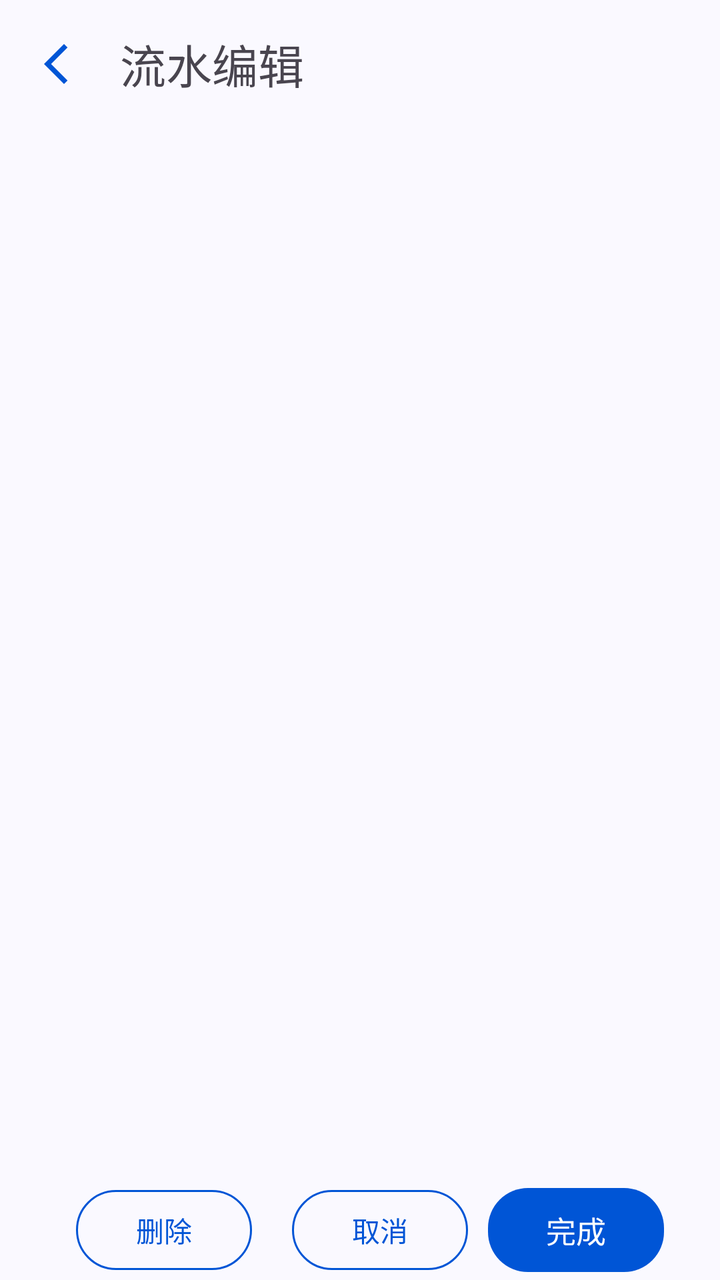
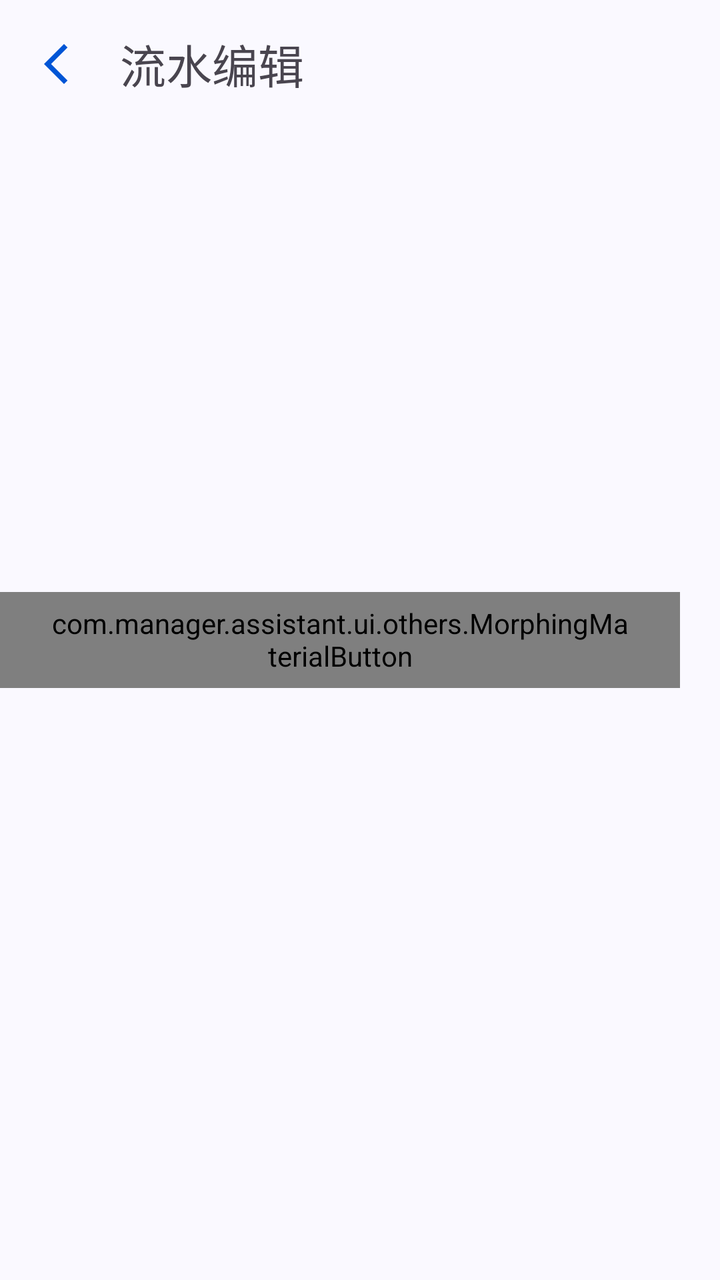

Before-and-after screenshots of an Android layout around one commit, followed by the original layout XML and the change that was made.
<!-- AndroidManifest.xml: application theme Theme.ManagerAssistant.Static -->
<!-- res/layout/activity_running_account_modify.xml -->
<?xml version="1.0" encoding="utf-8"?>
<androidx.constraintlayout.widget.ConstraintLayout xmlns:android="http://schemas.android.com/apk/res/android"
    xmlns:app="http://schemas.android.com/apk/res-auto"
    xmlns:tools="http://schemas.android.com/tools"
    android:id="@+id/main"
    style="@style/CommonPageStyle"
    android:layout_width="match_parent"
    android:layout_height="match_parent"
    tools:context=".ui.pages.bookkeeping.running_account.RunningAccountModifyActivity">

    <com.google.android.material.appbar.MaterialToolbar
        android:id="@+id/toolbar"
        style="@style/ToolBarStyle"
        android:layout_width="match_parent"
        android:layout_height="?attr/actionBarSize"
        app:layout_constraintEnd_toEndOf="parent"
        app:layout_constraintStart_toStartOf="parent"
        app:layout_constraintTop_toTopOf="parent"
        app:navigationIcon="@drawable/baseline_arrow_back_ios_new_24"
        app:title="流水编辑">

    </com.google.android.material.appbar.MaterialToolbar>

    <FrameLayout
        android:id="@+id/running_account_edit_fragment_container"
        android:layout_width="match_parent"
        android:layout_height="0dp"
        app:layout_constraintBottom_toTopOf="@+id/btn_card_view"
        app:layout_constraintTop_toBottomOf="@+id/toolbar" />

    <com.google.android.material.card.MaterialCardView
        android:id="@+id/btn_card_view"
        style="@style/BottomRightAngleCardStyle"
        android:layout_width="match_parent"
        android:layout_height="wrap_content"
        app:layout_constraintBottom_toBottomOf="parent">

        <LinearLayout
            android:layout_width="match_parent"
            android:layout_height="match_parent"
            android:gravity="center"
            android:orientation="horizontal">

            <com.google.android.material.button.MaterialButton
                android:id="@+id/delete_btn"
                style="@style/OutlinedBtnStyle"
                android:layout_width="wrap_content"
                android:layout_height="wrap_content"
                android:text="@string/delete" />

            <com.google.android.material.button.MaterialButton
                android:id="@+id/cancel_btn"
                style="@style/OutlinedBtnStyle"
                android:layout_width="wrap_content"
                android:layout_height="wrap_content"
                android:text="@string/cancel" />

            <com.google.android.material.button.MaterialButton
                android:id="@+id/finish_btn"
                style="@style/CommonBtnStyle"
                android:layout_width="wrap_content"
                android:layout_height="wrap_content"
                android:text="@string/finish" />
        </LinearLayout>
    </com.google.android.material.card.MaterialCardView>
</androidx.constraintlayout.widget.ConstraintLayout>
<!-- resources referenced by this layout -->
<resources>
  <!-- drawable baseline_arrow_back_ios_new_24 (drawable) -->
  <vector xmlns:android="http://schemas.android.com/apk/res/android" android:height="24dp" android:tint="#000000" android:viewportHeight="24" android:viewportWidth="24" android:width="24dp">
        
      <path android:fillColor="@android:color/white" android:pathData="M17.77,3.77l-1.77,-1.77l-10,10l10,10l1.77,-1.77l-8.23,-8.23z"/>
      
  </vector>
  <string name="cancel">取消</string>
  <string name="delete">删除</string>
  <string name="finish">完成</string>
  <style name="BottomRightAngleCardStyle">
          <item name="cardCornerRadius">0dp</item>
          <item name="strokeColor">@android:color/transparent</item>
          <item name="cardBackgroundColor">@android:color/transparent</item>
      </style>
  <style name="CommonBtnStyle" parent="Widget.Material3.Button">
          <item name="backgroundTint">?attr/colorPrimary</item>
          <item name="android:textColor">?attr/colorOnPrimary</item>
          <item name="android:textSize">15sp</item>
          <item name="cornerRadius">20dp</item>
          <item name="layout_goneMarginStart">5dp</item>
          <item name="layout_goneMarginEnd">5dp</item>
          <item name="layout_goneMarginTop">5dp</item>
          <item name="layout_goneMarginBottom">5dp</item>
          <item name="android:padding">10dp</item>
      </style>
  <style name="CommonPageStyle">
          <item name="android:fitsSystemWindows">true</item>
          <item name="android:background">?attr/colorSurface</item>
      </style>
  <style name="OutlinedBtnStyle" parent="Widget.Material3.Button.OutlinedButton">
          <item name="android:textColor">?attr/colorPrimary</item>
          <item name="strokeColor">?attr/colorPrimary</item>
          <item name="strokeWidth">1dp</item>
          <item name="android:layout_marginStart">10dp</item>
          <item name="android:layout_marginEnd">10dp</item>
      </style>
  <style name="ToolBarStyle" parent="Widget.Material3.Toolbar">
          <item name="android:backgroundTint">?attr/colorSurface</item>
          <item name="navigationIconTint">?attr/colorPrimary</item>
          <item name="contentInsetStart">10dp</item>
          <item name="titleTextAppearance">@style/TitleStyle</item>
      </style>
  <style name="Theme.ManagerAssistant.Static" parent="Theme.Material3.Light.NoActionBar">
          
          <item name="colorPrimary">@color/color_primary</item>
          <item name="colorOnPrimary">@color/color_on_primary</item>
          <item name="colorPrimaryContainer">@color/color_primary_container</item>
          
          <item name="colorSecondaryContainer">@color/color_secondary_container</item>
          
          <item name="android:statusBarColor">?attr/colorSurface</item>
          
          <item name="colorSurface">@color/color_surface</item>
          <item name="colorSurfaceContainer">@color/color_surface_container</item>
          <item name="colorSurfaceContainerLow">@color/color_surface_container_low</item>
  
          <item name="toolbarStyle">@style/ToolBarStyle</item>
          <item name="drawableTint">?attr/colorPrimary</item>
          <item name="colorControlActivated">?attr/colorPrimary</item>
          <item name="android:windowLightStatusBar">true</item>
          <item name="android:navigationBarColor">?attr/colorSurface</item>
      </style>
  <style name="TitleStyle">
          <item name="android:textSize">23sp</item>
      </style>
  <color name="color_primary">#0055d6</color>
  <color name="color_on_primary">#ffffff</color>
  <color name="color_primary_container">#d8e1fe</color>
  <color name="color_secondary_container">#e0e1ff</color>
  <color name="color_surface">#faf9ff</color>
  <color name="color_surface_container">#ebedfa</color>
  <color name="color_surface_container_low">#edeffc</color>
</resources>

<!-- the commit's change to res/layout/activity_running_account_modify.xml (unified diff, before → after) -->
@@ -41,21 +41,21 @@
             android:gravity="center"
             android:orientation="horizontal">
 
-            <com.google.android.material.button.MaterialButton
+            <com.manager.assistant.ui.others.MorphingMaterialButton
                 android:id="@+id/delete_btn"
                 style="@style/OutlinedBtnStyle"
                 android:layout_width="wrap_content"
                 android:layout_height="wrap_content"
                 android:text="@string/delete" />
 
-            <com.google.android.material.button.MaterialButton
+            <com.manager.assistant.ui.others.MorphingMaterialButton
                 android:id="@+id/cancel_btn"
                 style="@style/OutlinedBtnStyle"
                 android:layout_width="wrap_content"
                 android:layout_height="wrap_content"
                 android:text="@string/cancel" />
 
-            <com.google.android.material.button.MaterialButton
+            <com.manager.assistant.ui.others.MorphingMaterialButton
                 android:id="@+id/finish_btn"
                 style="@style/CommonBtnStyle"
                 android:layout_width="wrap_content"
<!-- resource entries referenced after the edit -->
@@ -32,6 +32,7 @@
   <style name="OutlinedBtnStyle" parent="Widget.Material3.Button.OutlinedButton">
           <item name="android:textColor">?attr/colorPrimary</item>
           <item name="strokeColor">?attr/colorPrimary</item>
+          <item name="cornerRadius">20dp</item>
           <item name="strokeWidth">1dp</item>
           <item name="android:layout_marginStart">10dp</item>
           <item name="android:layout_marginEnd">10dp</item>
